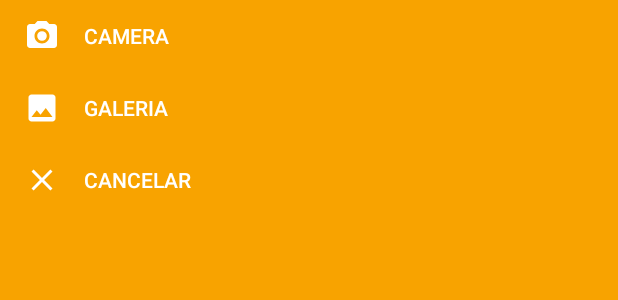
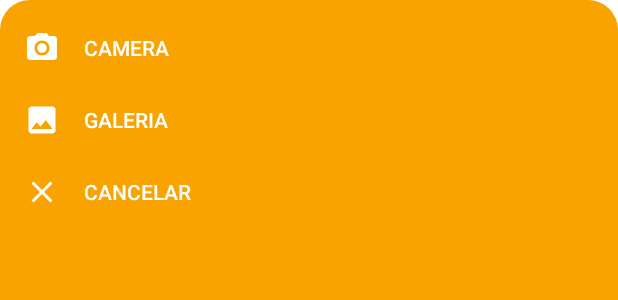
Before and after one commit to biduzilla/projeto_meu_lar, an Android app: the layout bottom_sheet_form_pet.xml on its own in the app's theme, with its tools: preview values and no code run, on a phone screen of 412 x 824 dp. Shown: the top 300 px of the screen. Run offline under Robolectric (Android 15) with nearby library versions, the phone set to English and light mode, and no system bars.

Commit message:
pegar foto da camera

```diff
--- a/app/app/src/main/java/br/ricky/projeto_meu_lar/ui/activity/FormPetActivity.kt
+++ b/app/app/src/main/java/br/ricky/projeto_meu_lar/ui/activity/FormPetActivity.kt
@@ -211,7 +211,7 @@ class FormPetActivity : AppCompatActivity() {
                 photoFile?.also {
                     val photoURI: Uri = FileProvider.getUriForFile(
                         this,
-                        "com.toddy.vagasifb.fileprovider",
+                        "br.ricky.projeto_meu_lar.fileprovider",
                         it
                     )
                     takePictureIntent.putExtra(MediaStore.EXTRA_OUTPUT, photoURI)
--- /dev/null
+++ b/app/app/src/main/res/drawable/borda_arredondada_cima_laranja.xml
@@ -0,0 +1,5 @@
+<?xml version="1.0" encoding="utf-8"?>
+<shape xmlns:android="http://schemas.android.com/apk/res/android">
+    <corners android:topLeftRadius="20dp" android:topRightRadius="20dp"/>
+    <solid android:color="@color/laranja"/>
+</shape>
--- a/app/app/src/main/res/layout/bottom_sheet_form_pet.xml
+++ b/app/app/src/main/res/layout/bottom_sheet_form_pet.xml
@@ -3,10 +3,11 @@
     xmlns:app="http://schemas.android.com/apk/res-auto"
     android:layout_width="match_parent"
     android:layout_height="match_parent"
-    android:background="@color/laranja"
+    android:background="@drawable/borda_arredondada_cima_laranja"
     android:orientation="vertical">
 
     <android.widget.Button
+        android:layout_marginTop="8dp"
         android:id="@+id/btnCamera"
         android:layout_width="match_parent"
         android:layout_height="wrap_content"
```
Also changed, not shown: app/app/src/main/AndroidManifest.xml (+10 -0 lines), app/app/src/main/res/xml/backup_rules.xml (added, +13 -0 lines), app/app/src/main/res/xml/data_extraction_rules.xml (added, +19 -0 lines), app/app/src/main/res/xml/file_paths.xml (added, +15 -0 lines).
